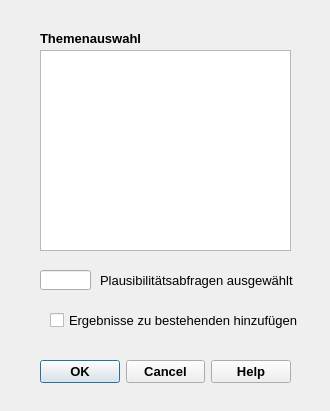
Above: qkan/datacheck/res/application_datacheck.ui from hoettges/QKan before the change. Below: the same form after it.
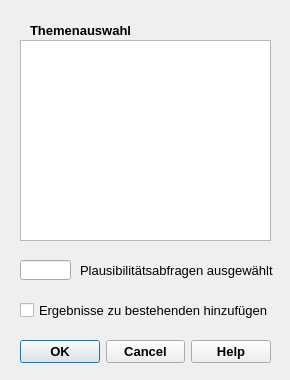
That is the form after the change.

What changed in the file:
```diff
--- a/qkan/datacheck/res/application_datacheck.ui
+++ b/qkan/datacheck/res/application_datacheck.ui
@@ -6,13 +6,22 @@
    <rect>
     <x>0</x>
     <y>0</y>
-    <width>330</width>
-    <height>411</height>
+    <width>290</width>
+    <height>380</height>
    </rect>
   </property>
+  <property name="minimumSize">
+   <size>
+    <width>290</width>
+    <height>380</height>
+   </size>
+  </property>
   <property name="font">
    <font>
     <family>Tahoma</family>
+    <pointsize>10</pointsize>
+    <weight>75</weight>
+    <bold>true</bold>
    </font>
   </property>
   <property name="windowTitle">
@@ -21,8 +30,8 @@
   <widget class="QDialogButtonBox" name="buttonBox">
    <property name="geometry">
     <rect>
-     <x>40</x>
-     <y>360</y>
+     <x>20</x>
+     <y>340</y>
      <width>251</width>
      <height>23</height>
     </rect>
@@ -48,10 +57,10 @@
   <widget class="QLabel" name="label">
    <property name="geometry">
     <rect>
-     <x>40</x>
-     <y>30</y>
-     <width>171</width>
-     <height>16</height>
+     <x>30</x>
+     <y>20</y>
+     <width>161</width>
+     <height>20</height>
     </rect>
    </property>
    <property name="font">
@@ -69,8 +78,8 @@
   <widget class="QListWidget" name="lw_themen">
    <property name="geometry">
     <rect>
-     <x>40</x>
-     <y>50</y>
+     <x>20</x>
+     <y>40</y>
      <width>251</width>
      <height>201</height>
     </rect>
@@ -99,8 +108,8 @@
   <widget class="QLineEdit" name="le_anzahl">
    <property name="geometry">
     <rect>
-     <x>40</x>
-     <y>270</y>
+     <x>20</x>
+     <y>260</y>
      <width>51</width>
      <height>20</height>
     </rect>
@@ -112,8 +121,8 @@
   <widget class="QLabel" name="label_2">
    <property name="geometry">
     <rect>
-     <x>100</x>
-     <y>270</y>
+     <x>80</x>
+     <y>260</y>
      <width>201</width>
      <height>20</height>
     </rect>
@@ -122,6 +131,8 @@
     <font>
      <family>Tahoma</family>
      <pointsize>10</pointsize>
+     <weight>50</weight>
+     <bold>false</bold>
     </font>
    </property>
    <property name="text">
@@ -131,16 +142,18 @@
   <widget class="QCheckBox" name="cb_keepdata">
    <property name="geometry">
     <rect>
-     <x>50</x>
+     <x>20</x>
      <y>300</y>
      <width>261</width>
-     <height>41</height>
+     <height>21</height>
     </rect>
    </property>
    <property name="font">
     <font>
      <family>Tahoma</family>
      <pointsize>10</pointsize>
+     <weight>50</weight>
+     <bold>false</bold>
     </font>
    </property>
    <property name="toolTip">
```
Left out of the diff: 3 changed lines with no effect on the pictures.
